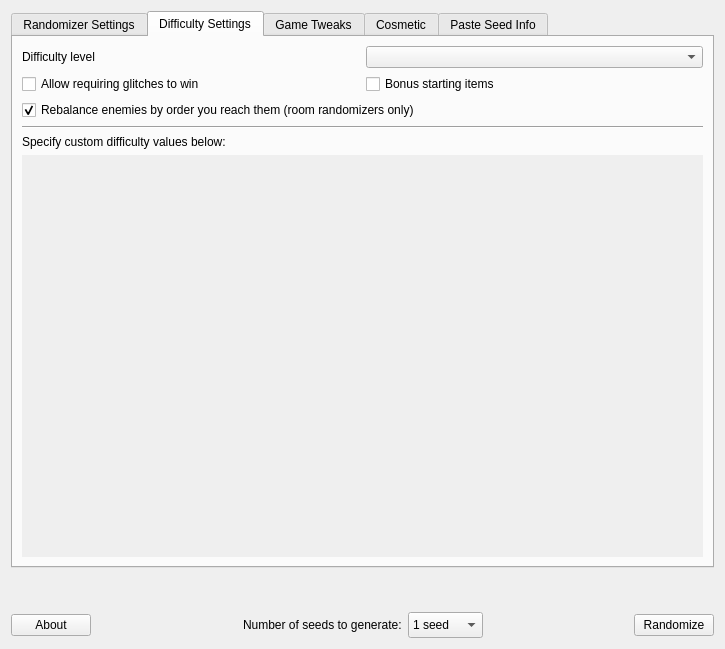
LagoLunatic/dsvrandom, file randomizer.ui: the form before one commit.
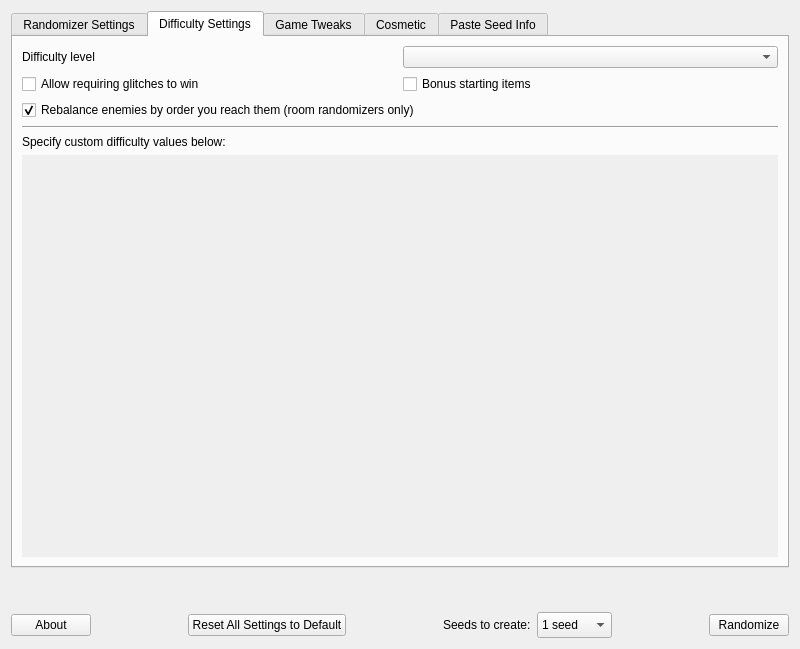
The form after the commit. The open tabs and pages were chosen to show the change. Icons and pictures are not drawn.

Commit message: Add "reset all settings to default" button, clean up some diff level code

Patch:
```diff
--- a/randomizer.ui
+++ b/randomizer.ui
@@ -6,7 +6,7 @@
    <rect>
     <x>0</x>
     <y>0</y>
-    <width>725</width>
+    <width>800</width>
     <height>649</height>
    </rect>
   </property>
@@ -552,7 +552,7 @@
            <rect>
             <x>0</x>
             <y>0</y>
-            <width>675</width>
+            <width>750</width>
             <height>378</height>
            </rect>
           </property>
@@ -1076,10 +1076,30 @@
        </property>
       </spacer>
      </item>
+     <item>
+      <widget class="QPushButton" name="reset_settings_to_default">
+       <property name="text">
+        <string>Reset All Settings to Default</string>
+       </property>
+      </widget>
+     </item>
+     <item>
+      <spacer name="horizontalSpacer_4">
+       <property name="orientation">
+        <enum>Qt::Horizontal</enum>
+       </property>
+       <property name="sizeHint" stdset="0">
+        <size>
+         <width>40</width>
+         <height>20</height>
+        </size>
+       </property>
+      </spacer>
+     </item>
      <item>
       <widget class="QLabel" name="label_8">
        <property name="text">
-        <string>Number of seeds to generate:</string>
+        <string>Seeds to create:</string>
        </property>
       </widget>
      </item>
```
The commit also changes 1 other file.
